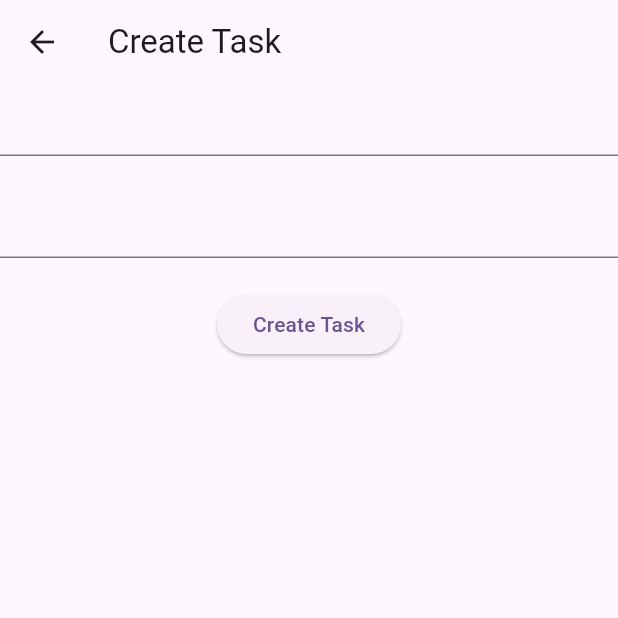
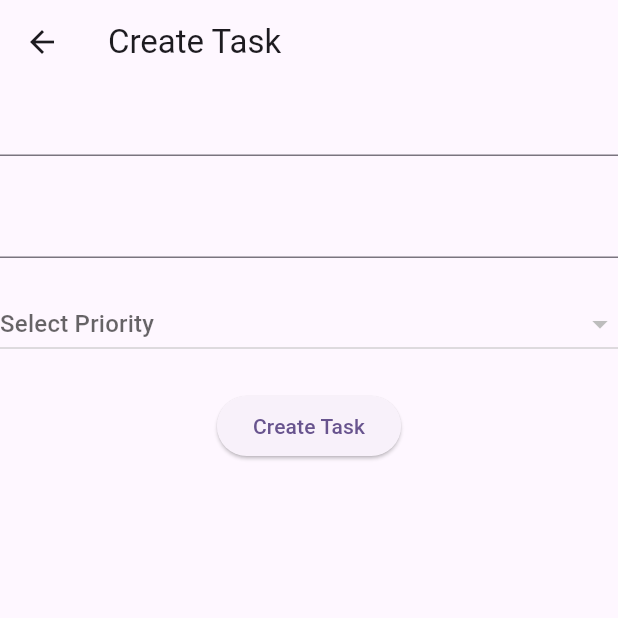
Before and after one commit to MuhammadAliKust/Flutter-B16-Firebase, a Flutter app: the screen it shows after launch, after a tap on the "add" icon, on a phone screen of 412 x 824 dp, the top half of it. Run offline on Flutter 3.47's test engine with Material 3 defaults, Android fonts, the phone set to English and light mode, and no system bars; our stand-ins replace cloud_firestore, firebase_core; accounts and stored records are empty.

Commit message:
Priority Task Done

```diff
--- /dev/null
+++ b/lib/models/priority.dart
@@ -0,0 +1,33 @@
+// To parse this JSON data, do
+//
+//     final priorityModel = priorityModelFromJson(jsonString);
+
+import 'dart:convert';
+
+PriorityModel priorityModelFromJson(String str) => PriorityModel.fromJson(json.decode(str));
+
+String priorityModelToJson(PriorityModel data) => json.encode(data.toJson());
+
+class PriorityModel {
+  final String? docId;
+  final String? name;
+  final int? createdAt;
+
+  PriorityModel({
+    this.docId,
+    this.name,
+    this.createdAt,
+  });
+
+  factory PriorityModel.fromJson(Map<String, dynamic> json) => PriorityModel(
+    docId: json["docID"],
+    name: json["name"],
+    createdAt: json["createdAt"],
+  );
+
+  Map<String, dynamic> toJson() => {
+    "docID": docId,
+    "name": name,
+    "createdAt": createdAt,
+  };
+}
--- a/lib/models/task.dart
+++ b/lib/models/task.dart
@@ -9,6 +9,7 @@ class TaskModel {
   final String? title;
   final String? description;
   final String? image;
+  final String? priorityID;
   final bool? isCompleted;
   final int? createdAt;
 
@@ -16,6 +17,7 @@ class TaskModel {
     this.docId,
     this.title,
     this.description,
+    this.priorityID,
     this.image,
     this.isCompleted,
     this.createdAt,
@@ -27,6 +29,7 @@ class TaskModel {
     description: json["description"],
     image: json["image"],
     isCompleted: json["isCompleted"],
+    priorityID: json["priorityID"],
     createdAt: json["createdAt"],
   );
 
@@ -35,6 +38,7 @@ class TaskModel {
     "title": title,
     "description": description,
     "image": image,
+    "priorityID": priorityID,
     "isCompleted": isCompleted,
     "createdAt": createdAt,
   };
--- /dev/null
+++ b/lib/services/priority.dart
@@ -0,0 +1,29 @@
+import 'package:cloud_firestore/cloud_firestore.dart';
+
+import '../models/priority.dart';
+
+class PriorityServices {
+  ///Get All Priorities
+  Stream<List<PriorityModel>> getAllPriorities() {
+    return FirebaseFirestore.instance
+        .collection('priorityCollection')
+        .snapshots()
+        .map(
+          (taskList) => taskList.docs
+              .map((taskJson) => PriorityModel.fromJson(taskJson.data()))
+              .toList(),
+        );
+  }
+
+  ///Get All Priorities
+  Future<List<PriorityModel>> getAllFuturePriorities() {
+    return FirebaseFirestore.instance
+        .collection('priorityCollection')
+        .get()
+        .then(
+          (taskList) => taskList.docs
+              .map((taskJson) => PriorityModel.fromJson(taskJson.data()))
+              .toList(),
+        );
+  }
+}
--- a/lib/views/create_task.dart
+++ b/lib/views/create_task.dart
@@ -1,4 +1,6 @@
+import 'package:fltuter_b16/models/priority.dart';
 import 'package:fltuter_b16/models/task.dart';
+import 'package:fltuter_b16/services/priority.dart';
 import 'package:fltuter_b16/services/task.dart';
 import 'package:flutter/material.dart';
 
@@ -16,6 +18,23 @@ class _CreateTaskViewState extends State<CreateTaskView> {
 
   bool isLoading = false;
 
+  List<PriorityModel> priorityList = [];
+  PriorityModel? _selectedPriority;
+
+  getPriorities() {
+    PriorityServices().getAllFuturePriorities().then((val) {
+      priorityList = val;
+      setState(() {});
+    });
+  }
+
+
+  @override
+  void initState() {
+    getPriorities();
+    super.initState();
+  }
+
   @override
   Widget build(BuildContext context) {
     return Scaffold(
@@ -25,6 +44,24 @@ class _CreateTaskViewState extends State<CreateTaskView> {
           TextField(controller: titleController),
           SizedBox(height: 20),
           TextField(controller: descriptionController),
+          SizedBox(height: 20),
+          DropdownButton(
+            items: priorityList
+                .map(
+                  (priority) => DropdownMenuItem(
+                    value: priority,
+                    child: Text(priority.name.toString()),
+                  ),
+                )
+                .toList(),
+            isExpanded: true,
+            hint: Text("Select Priority"),
+            value: _selectedPriority,
+            onChanged: (val) {
+              _selectedPriority = val;
+              setState(() {});
+            },
+          ),
           SizedBox(height: 20),
           isLoading
               ? Center(child: CircularProgressIndicator())
@@ -50,6 +87,7 @@ class _CreateTaskViewState extends State<CreateTaskView> {
                             TaskModel(
                               title: titleController.text,
                               description: descriptionController.text,
+                              priorityID: _selectedPriority!.docId,
                               isCompleted: false,
                               createdAt: DateTime.now().millisecondsSinceEpoch,
                             ),
--- a/lib/views/get_all_task.dart
+++ b/lib/views/get_all_task.dart
@@ -3,6 +3,7 @@ import 'package:fltuter_b16/services/task.dart';
 import 'package:fltuter_b16/views/create_task.dart';
 import 'package:fltuter_b16/views/get_completed_task.dart';
 import 'package:fltuter_b16/views/get_in_completed_task.dart';
+import 'package:fltuter_b16/views/get_priorities.dart';
 import 'package:flutter/material.dart';
 import 'package:provider/provider.dart';
 
@@ -34,6 +35,15 @@ class GetAllTaskView extends StatelessWidget {
               );
             },
             icon: Icon(Icons.incomplete_circle),
+          ),
+          IconButton(
+            onPressed: () {
+              Navigator.push(
+                context,
+                MaterialPageRoute(builder: (context) => GetPrioritiesView()),
+              );
+            },
+            icon: Icon(Icons.filter_list_outlined),
           ),
         ],
       ),
```
Also changed, not shown: lib/services/task.dart (+13 -0 lines), lib/views/get_priorities.dart (added, +48 -0 lines), lib/views/get_priority_task.dart (added, +35 -0 lines), firebase.json (added), lib/firebase_options.dart (added), 1 other file.
